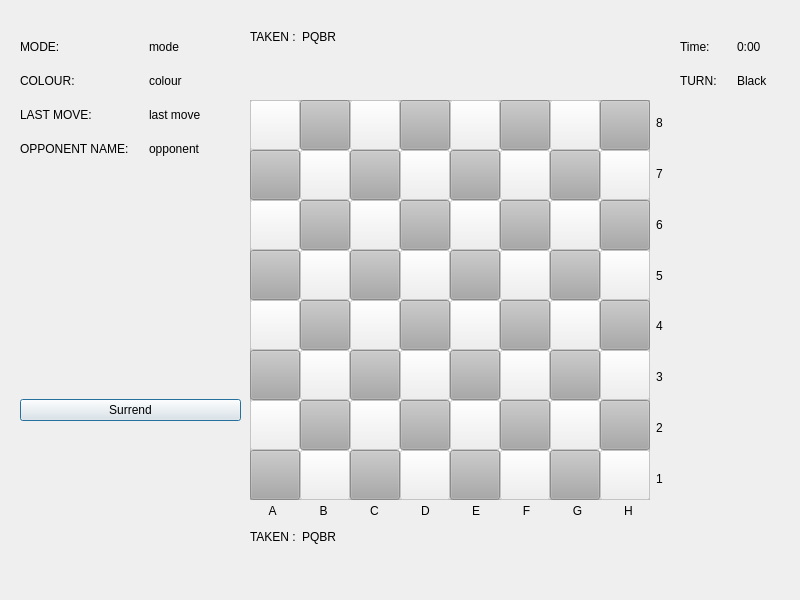
Phucyro/PawnHub, file Qt_UI/MainMenu/gameWithoutChat.ui: the form before one commit.
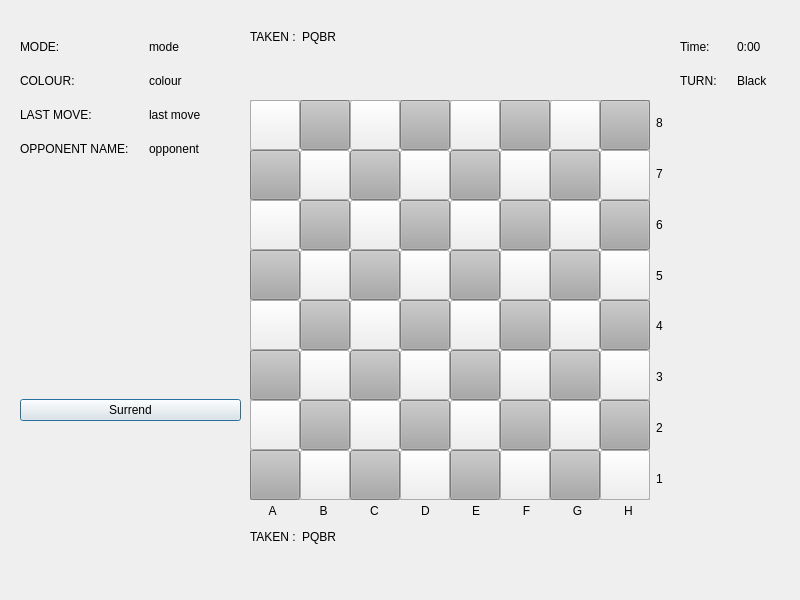
The form after the commit. Icons and pictures are not drawn.

Patch:
```diff
--- a/Qt_UI/MainMenu/gameWithoutChat.ui
+++ b/Qt_UI/MainMenu/gameWithoutChat.ui
@@ -267,7 +267,7 @@
   </widget>
   <widget class="QPushButton" name="a1PushButton">
    <property name="enabled">
-    <bool>false</bool>
+    <bool>true</bool>
    </property>
    <property name="geometry">
     <rect>
@@ -310,7 +310,7 @@
   </widget>
   <widget class="QPushButton" name="a3PushButton">
    <property name="enabled">
-    <bool>false</bool>
+    <bool>true</bool>
    </property>
    <property name="geometry">
     <rect>
@@ -350,7 +350,7 @@
   </widget>
   <widget class="QPushButton" name="a2PushButton">
    <property name="enabled">
-    <bool>false</bool>
+    <bool>true</bool>
    </property>
    <property name="geometry">
     <rect>
@@ -390,7 +390,7 @@
   </widget>
   <widget class="QPushButton" name="a5PushButton">
    <property name="enabled">
-    <bool>false</bool>
+    <bool>true</bool>
    </property>
    <property name="geometry">
     <rect>
@@ -430,7 +430,7 @@
   </widget>
   <widget class="QPushButton" name="a4PushButton">
    <property name="enabled">
-    <bool>false</bool>
+    <bool>true</bool>
    </property>
    <property name="geometry">
     <rect>
@@ -470,7 +470,7 @@
   </widget>
   <widget class="QPushButton" name="a7PushButton">
    <property name="enabled">
-    <bool>false</bool>
+    <bool>true</bool>
    </property>
    <property name="geometry">
     <rect>
@@ -510,7 +510,7 @@
   </widget>
   <widget class="QPushButton" name="a6PushButton">
    <property name="enabled">
-    <bool>false</bool>
+    <bool>true</bool>
    </property>
    <property name="geometry">
     <rect>
@@ -550,7 +550,7 @@
   </widget>
   <widget class="QPushButton" name="a8PushButton">
    <property name="enabled">
-    <bool>false</bool>
+    <bool>true</bool>
    </property>
    <property name="geometry">
     <rect>
@@ -590,7 +590,7 @@
   </widget>
   <widget class="QPushButton" name="b8PushButton">
    <property name="enabled">
-    <bool>false</bool>
+    <bool>true</bool>
    </property>
    <property name="geometry">
     <rect>
@@ -630,7 +630,7 @@
   </widget>
   <widget class="QPushButton" name="b5PushButton">
    <property name="enabled">
-    <bool>false</bool>
+    <bool>true</bool>
    </property>
    <property name="geometry">
     <rect>
@@ -670,7 +670,7 @@
   </widget>
   <widget class="QPushButton" name="b6PushButton">
    <property name="enabled">
-    <bool>false</bool>
+    <bool>true</bool>
    </property>
    <property name="geometry">
     <rect>
@@ -710,7 +710,7 @@
   </widget>
   <widget class="QPushButton" name="b4PushButton">
    <property name="enabled">
-    <bool>false</bool>
+    <bool>true</bool>
    </property>
    <property name="geometry">
     <rect>
@@ -750,7 +750,7 @@
   </widget>
   <widget class="QPushButton" name="b7PushButton">
    <property name="enabled">
-    <bool>false</bool>
+    <bool>true</bool>
    </property>
    <property name="geometry">
     <rect>
@@ -790,7 +790,7 @@
   </widget>
   <widget class="QPushButton" name="b1PushButton">
    <property name="enabled">
-    <bool>false</bool>
+    <bool>true</bool>
    </property>
    <property name="geometry">
     <rect>
@@ -830,7 +830,7 @@
   </widget>
   <widget class="QPushButton" name="b2PushButton">
    <property name="enabled">
-    <bool>false</bool>
+    <bool>true</bool>
    </property>
    <property name="geometry">
     <rect>
@@ -870,7 +870,7 @@
   </widget>
   <widget class="QPushButton" name="b3PushButton">
    <property name="enabled">
-    <bool>false</bool>
+    <bool>true</bool>
    </property>
    <property name="geometry">
     <rect>
@@ -910,7 +910,7 @@
   </widget>
   <widget class="QPushButton" name="c7PushButton">
    <property name="enabled">
-    <bool>false</bool>
+    <bool>true</bool>
    </property>
    <property name="geometry">
     <rect>
@@ -950,7 +950,7 @@
   </widget>
   <widget class="QPushButton" name="d3PushButton">
    <property name="enabled">
-    <bool>false</bool>
+    <bool>true</bool>
    </property>
    <property name="geometry">
     <rect>
@@ -990,7 +990,7 @@
   </widget>
   <widget class="QPushButton" name="d2PushButton">
    <property name="enabled">
-    <bool>false</bool>
+    <bool>true</bool>
    </property>
    <property name="geometry">
     <rect>
@@ -1030,7 +1030,7 @@
   </widget>
   <widget class="QPushButton" name="c4PushButton">
    <property name="enabled">
-    <bool>false</bool>
+    <bool>true</bool>
    </property>
    <property name="geometry">
     <rect>
@@ -1070,7 +1070,7 @@
   </widget>
   <widget class="QPushButton" name="d1PushButton">
    <property name="enabled">
-    <bool>false</bool>
+    <bool>true</bool>
    </property>
    <property name="geometry">
     <rect>
@@ -1110,7 +1110,7 @@
   </widget>
   <widget class="QPushButton" name="c5PushButton">
    <property name="enabled">
-    <bool>false</bool>
+    <bool>true</bool>
    </property>
    <property name="geometry">
     <rect>
@@ -1150,7 +1150,7 @@
   </widget>
   <widget class="QPushButton" name="d5PushButton">
    <property name="enabled">
-    <bool>false</bool>
+    <bool>true</bool>
    </property>
    <property name="geometry">
     <rect>
@@ -1190,7 +1190,7 @@
   </widget>
   <widget class="QPushButton" name="c1PushButton">
    <property name="enabled">
-    <bool>false</bool>
+    <bool>true</bool>
    </property>
    <property name="geometry">
     <rect>
@@ -1230,7 +1230,7 @@
   </widget>
   <widget class="QPushButton" name="c8PushButton">
    <property name="enabled">
-    <bool>false</bool>
+    <bool>true</bool>
    </property>
    <property name="geometry">
     <rect>
@@ -1270,7 +1270,7 @@
   </widget>
   <widget class="QPushButton" name="d8PushButton">
    <property name="enabled">
-    <bool>false</bool>
+    <bool>true</bool>
    </property>
    <property name="geometry">
     <rect>
@@ -1310,7 +1310,7 @@
   </widget>
   <widget class="QPushButton" name="c3PushButton">
    <property name="enabled">
-    <bool>false</bool>
+    <bool>true</bool>
    </property>
    <property name="geometry">
     <rect>
@@ -1350,7 +1350,7 @@
   </widget>
   <widget class="QPushButton" name="d6PushButton">
    <property name="enabled">
-    <bool>false</bool>
+    <bool>true</bool>
    </property>
    <property name="geometry">
     <rect>
@@ -1390,7 +1390,7 @@
   </widget>
   <widget class="QPushButton" name="c6PushButton">
    <property name="enabled">
-    <bool>false</bool>
+    <bool>true</bool>
    </property>
    <property name="geometry">
     <rect>
@@ -1430,7 +1430,7 @@
   </widget>
   <widget class="QPushButton" name="d4PushButton">
    <property name="enabled">
-    <bool>false</bool>
+    <bool>true</bool>
    </property>
    <property name="geometry">
     <rect>
@@ -1470,7 +1470,7 @@
   </widget>
   <widget class="QPushButton" name="d7PushButton">
    <property name="enabled">
-    <bool>false</bool>
+    <bool>true</bool>
    </property>
    <property name="geometry">
     <rect>
@@ -1510,7 +1510,7 @@
   </widget>
   <widget class="QPushButton" name="c2PushButton">
    <property name="enabled">
-    <bool>false</bool>
+    <bool>true</bool>
    </property>
    <property name="geometry">
     <rect>
@@ -1550,7 +1550,7 @@
   </widget>
   <widget class="QPushButton" name="e2PushButton">
    <property name="enabled">
-    <bool>false</bool>
+    <bool>true</bool>
    </property>
    <property name="geometry">
     <rect>
@@ -1590,7 +1590,7 @@
   </widget>
   <widget class="QPushButton" name="e3PushButton">
    <property name="enabled">
-    <bool>false</bool>
+    <bool>true</bool>
    </property>
    <property name="geometry">
     <rect>
@@ -1630,7 +1630,7 @@
   </widget>
   <widget class="QPushButton" name="e7PushButton">
    <property name="enabled">
-    <bool>false</bool>
+    <bool>true</bool>
    </property>
    <property name="geometry">
     <rect>
@@ -1670,7 +1670,7 @@
   </widget>
   <widget class="QPushButton" name="g3PushButton">
    <property name="enabled">
-    <bool>false</bool>
+    <bool>true</bool>
    </property>
    <property name="geometry">
     <rect>
@@ -1710,7 +1710,7 @@
   </widget>
   <widget class="QPushButton" name="f8PushButton">
    <property name="enabled">
-    <bool>false</bool>
+    <bool>true</bool>
    </property>
    <property name="geometry">
     <rect>
@@ -1750,7 +1750,7 @@
   </widget>
   <widget class="QPushButton" name="f7PushButton">
    <property name="enabled">
-    <bool>false</bool>
+    <bool>true</bool>
    </property>
    <property name="geometry">
     <rect>
@@ -1790,7 +1790,7 @@
   </widget>
   <widget class="QPushButton" name="e4PushButton">
    <property name="enabled">
-    <bool>false</bool>
+    <bool>true</bool>
    </property>
    <property name="geometry">
     <rect>
@@ -1830,7 +1830,7 @@
   </widget>
   <widget class="QPushButton" name="g6PushButton">
    <property name="enabled">
-    <bool>false</bool>
+    <bool>true</bool>
    </property>
    <property name="geometry">
     <rect>
@@ -1870,7 +1870,7 @@
   </widget>
   <widget class="QPushButton" name="h2PushButton">
    <property name="enabled">
-    <bool>false</bool>
+    <bool>true</bool>
    </property>
    <property name="geometry">
     <rect>
@@ -1910,7 +1910,7 @@
   </widget>
   <widget class="QPushButton" name="e5PushButton">
    <property name="enabled">
-    <bool>false</bool>
+    <bool>true</bool>
    </property>
    <property name="geometry">
     <rect>
@@ -1950,7 +1950,7 @@
   </widget>
   <widget class="QPushButton" name="g5PushButton">
    <property name="enabled">
-    <bool>false</bool>
+    <bool>true</bool>
    </property>
    <property name="geometry">
     <rect>
@@ -1990,7 +1990,7 @@
   </widget>
   <widget class="QPushButton" name="h4PushButton">
    <property name="enabled">
-    <bool>false</bool>
+    <bool>true</bool>
    </property>
    <property name="geometry">
     <rect>
@@ -2030,7 +2030,7 @@
   </widget>
   <widget class="QPushButton" name="f6PushButton">
    <property name="enabled">
-    <bool>false</bool>
+    <bool>true</bool>
    </property>
    <property name="geometry">
     <rect>
@@ -2070,7 +2070,7 @@
   </widget>
   <widget class="QPushButton" name="f1PushButton">
    <property name="enabled">
-    <bool>false</bool>
+    <bool>true</bool>
    </property>
    <property name="geometry">
     <rect>
@@ -2110,7 +2110,7 @@
   </widget>
   <widget class="QPushButton" name="g2PushButton">
    <property name="enabled">
-    <bool>false</bool>
+    <bool>true</bool>
    </property>
    <property name="geometry">
     <rect>
@@ -2150,7 +2150,7 @@
   </widget>
   <widget class="QPushButton" name="e6PushButton">
    <property name="enabled">
-    <bool>false</bool>
+    <bool>true</bool>
    </property>
    <property name="geometry">
     <rect>
@@ -2190,7 +2190,7 @@
   </widget>
   <widget class="QPushButton" name="h1PushButton">
    <property name="enabled">
-    <bool>false</bool>
+    <bool>true</bool>
    </property>
    <property name="geometry">
     <rect>
@@ -2230,7 +2230,7 @@
   </widget>
   <widget class="QPushButton" name="f4PushButton">
    <property name="enabled">
-    <bool>false</bool>
+    <bool>true</bool>
    </property>
    <property name="geometry">
     <rect>
@@ -2270,7 +2270,7 @@
   </widget>
   <widget class="QPushButton" name="g4PushButton">
    <property name="enabled">
-    <bool>false</bool>
+    <bool>true</bool>
    </property>
    <property name="geometry">
     <rect>
@@ -2310,7 +2310,7 @@
   </widget>
   <widget class="QPushButton" name="f3PushButton">
    <property name="enabled">
-    <bool>false</bool>
+    <bool>true</bool>
    </property>
    <property name="geometry">
     <rect>
@@ -2347,7 +2347,7 @@
   </widget>
   <widget class="QPushButton" name="h7PushButton">
    <property name="enabled">
-    <bool>false</bool>
+    <bool>true</bool>
    </property>
    <property name="geometry">
     <rect>
@@ -2387,7 +2387,7 @@
   </widget>
   <widget class="QPushButton" name="e8PushButton">
    <property name="enabled">
-    <bool>false</bool>
+    <bool>true</bool>
    </property>
    <property name="geometry">
     <rect>
@@ -2427,7 +2427,7 @@
   </widget>
   <widget class="QPushButton" name="g7PushButton">
    <property name="enabled">
-    <bool>false</bool>
+    <bool>true</bool>
    </property>
    <property name="geometry">
     <rect>
@@ -2467,7 +2467,7 @@
   </widget>
   <widget class="QPushButton" name="h5PushButton">
    <property name="enabled">
-    <bool>false</bool>
+    <bool>true</bool>
    </property>
    <property name="geometry">
     <rect>
@@ -2507,7 +2507,7 @@
   </widget>
   <widget class="QPushButton" name="g8PushButton">
    <property name="enabled">
-    <bool>false</bool>
+    <bool>true</bool>
    </property>
    <property name="geometry">
     <rect>
@@ -2547,7 +2547,7 @@
   </widget>
   <widget class="QPushButton" name="h8PushButton">
    <property name="enabled">
-    <bool>false</bool>
+    <bool>true</bool>
    </property>
    <property name="geometry">
     <rect>
@@ -2587,7 +2587,7 @@
   </widget>
   <widget class="QPushButton" name="h3PushButton">
    <property name="enabled">
-    <bool>false</bool>
+    <bool>true</bool>
    </property>
    <property name="geometry">
     <rect>
@@ -2627,7 +2627,7 @@
   </widget>
   <widget class="QPushButton" name="e1PushButton">
    <property name="enabled">
-    <bool>false</bool>
+    <bool>true</bool>
    </property>
    <property name="geometry">
     <rect>
@@ -2667,7 +2667,7 @@
   </widget>
   <widget class="QPushButton" name="f2PushButton">
    <property name="enabled">
-    <bool>false</bool>
+    <bool>true</bool>
    </property>
    <property name="geometry">
     <rect>
@@ -2707,7 +2707,7 @@
   </widget>
   <widget class="QPushButton" name="g1PushButton">
    <property name="enabled">
-    <bool>false</bool>
+    <bool>true</bool>
    </property>
    <property name="geometry">
     <rect>
@@ -2747,7 +2747,7 @@
   </widget>
   <widget class="QPushButton" name="f5PushButton">
    <property name="enabled">
-    <bool>false</bool>
+    <bool>true</bool>
    </property>
    <property name="geometry">
     <rect>
@@ -2787,7 +2787,7 @@
   </widget>
   <widget class="QPushButton" name="h6PushButton">
    <property name="enabled">
-    <bool>false</bool>
+    <bool>true</bool>
    </property>
    <property name="geometry">
     <rect>
```
Left out of the diff: 137 changed lines with no effect on the pictures.
